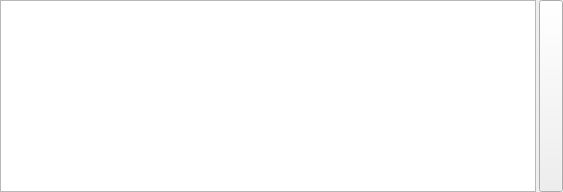
Above: src/plugins/messagewidgets/editwidget.ui from silvansky/Contacts before the change. Below: the same form after it.
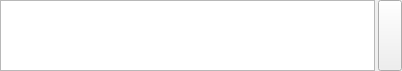
That is the form after the change. Custom widgets are drawn as their Qt base class.

Patch:
```diff
--- a/src/plugins/messagewidgets/editwidget.ui
+++ b/src/plugins/messagewidgets/editwidget.ui
@@ -6,16 +6,10 @@
    <rect>
     <x>0</x>
     <y>0</y>
-    <width>563</width>
-    <height>192</height>
+    <width>402</width>
+    <height>71</height>
    </rect>
   </property>
-  <property name="sizePolicy">
-   <sizepolicy hsizetype="Preferred" vsizetype="Fixed">
-    <horstretch>0</horstretch>
-    <verstretch>0</verstretch>
-   </sizepolicy>
-  </property>
   <layout class="QHBoxLayout" name="horizontalLayout">
    <property name="spacing">
     <number>3</number>
```
